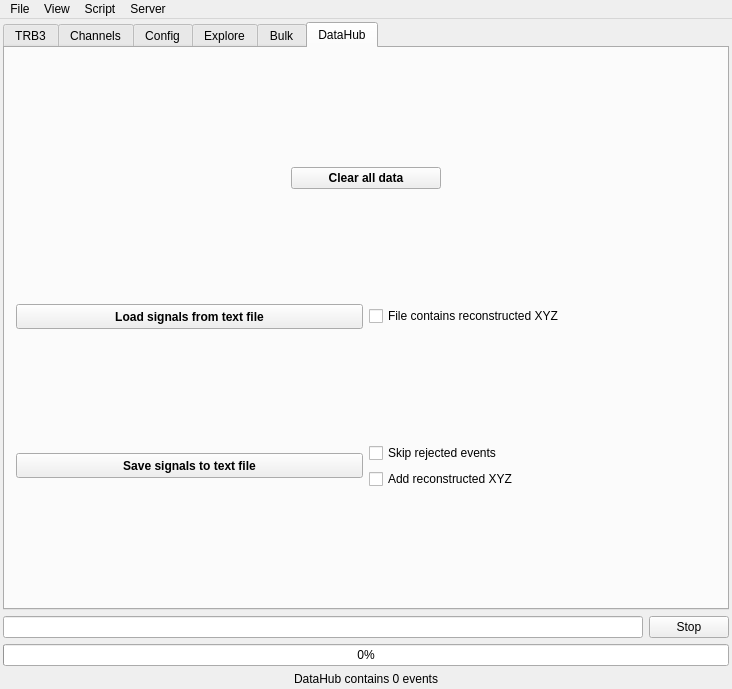
The window that GUI/mainwindow.ui (andrmor/TRB3reader) describes before a commit, drawn with Qt 5.
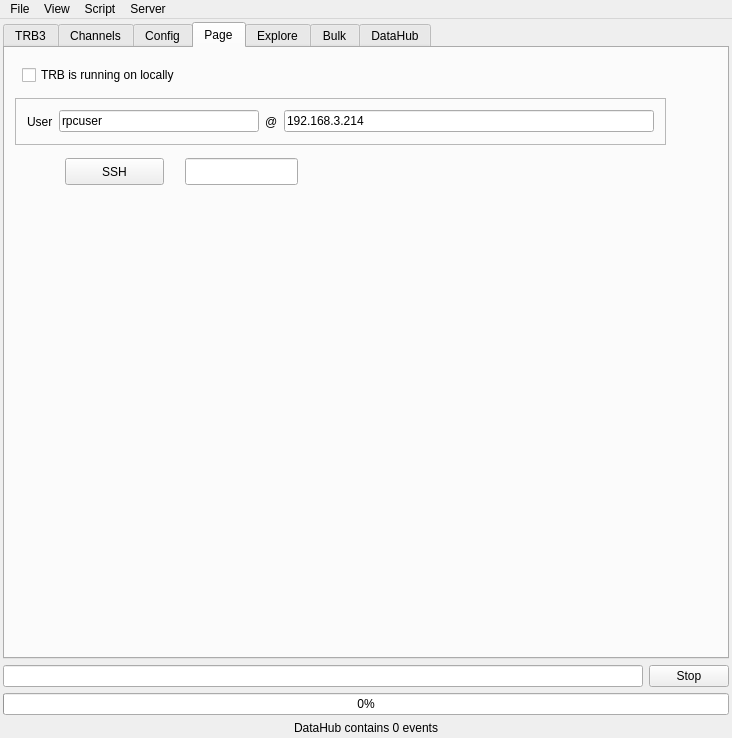
The same window after the commit.

Commit message: start adding run functionality

Patch:
```diff
--- a/GUI/mainwindow.ui
+++ b/GUI/mainwindow.ui
@@ -7,7 +7,7 @@
     <x>0</x>
     <y>0</y>
     <width>732</width>
-    <height>689</height>
+    <height>738</height>
    </rect>
   </property>
   <property name="windowTitle">
@@ -30,7 +30,7 @@
     <item>
      <widget class="QTabWidget" name="twMain">
       <property name="currentIndex">
-       <number>5</number>
+       <number>3</number>
       </property>
       <widget class="QWidget" name="tab_6">
        <attribute name="title">
@@ -1608,6 +1608,102 @@
        <zorder>verticalSpacer_20</zorder>
        <zorder>verticalSpacer_21</zorder>
       </widget>
+      <widget class="QWidget" name="tab_7">
+       <attribute name="title">
+        <string>Page</string>
+       </attribute>
+       <widget class="QPushButton" name="pbSSH">
+        <property name="geometry">
+         <rect>
+          <x>60</x>
+          <y>110</y>
+          <width>99</width>
+          <height>27</height>
+         </rect>
+        </property>
+        <property name="text">
+         <string>SSH</string>
+        </property>
+       </widget>
+       <widget class="QLineEdit" name="leComm">
+        <property name="geometry">
+         <rect>
+          <x>180</x>
+          <y>110</y>
+          <width>113</width>
+          <height>27</height>
+         </rect>
+        </property>
+       </widget>
+       <widget class="QCheckBox" name="cbLocalRun">
+        <property name="geometry">
+         <rect>
+          <x>17</x>
+          <y>16</y>
+          <width>401</width>
+          <height>22</height>
+         </rect>
+        </property>
+        <property name="text">
+         <string>TRB is running on locally</string>
+        </property>
+        <property name="checked">
+         <bool>false</bool>
+        </property>
+       </widget>
+       <widget class="QFrame" name="frame_2">
+        <property name="geometry">
+         <rect>
+          <x>10</x>
+          <y>50</y>
+          <width>651</width>
+          <height>47</height>
+         </rect>
+        </property>
+        <property name="frameShape">
+         <enum>QFrame::StyledPanel</enum>
+        </property>
+        <property name="frameShadow">
+         <enum>QFrame::Raised</enum>
+        </property>
+        <layout class="QHBoxLayout" name="horizontalLayout_47">
+         <item>
+          <widget class="QLabel" name="label_43">
+           <property name="text">
+            <string>User</string>
+           </property>
+          </widget>
+         </item>
+         <item>
+          <widget class="QLineEdit" name="leUser">
+           <property name="maximumSize">
+            <size>
+             <width>200</width>
+             <height>16777215</height>
+            </size>
+           </property>
+           <property name="text">
+            <string>rpcuser</string>
+           </property>
+          </widget>
+         </item>
+         <item>
+          <widget class="QLabel" name="label_45">
+           <property name="text">
+            <string>@</string>
+           </property>
+          </widget>
+         </item>
+         <item>
+          <widget class="QLineEdit" name="leHost">
+           <property name="text">
+            <string>192.168.3.214</string>
+           </property>
+          </widget>
+         </item>
+        </layout>
+       </widget>
+      </widget>
       <widget class="QWidget" name="tab_2">
        <attribute name="title">
         <string>Explore</string>
```
Left out of the diff: 52 changed lines with no effect on the pictures. The commit also changes 2 other files.
